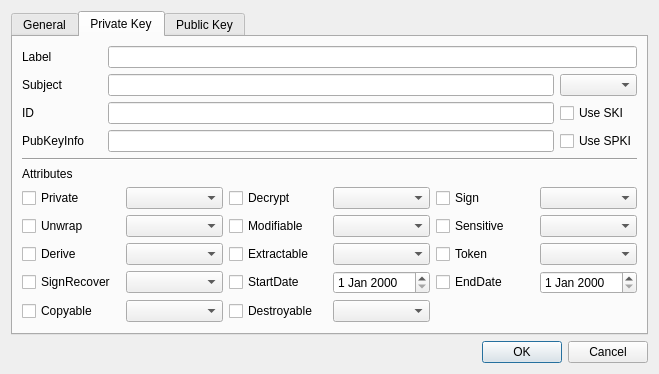
First picture: the form in CryptokiMan/import_pri_key_dlg.ui, repository jykim74/CryptokiMan, before the edit.
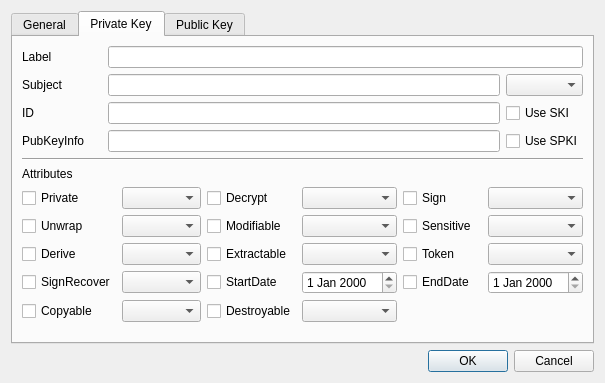
Second picture: the form after the edit. The open tabs and pages were chosen to show the change.

The edit to the form file:
```diff
--- a/CryptokiMan/import_pri_key_dlg.ui
+++ b/CryptokiMan/import_pri_key_dlg.ui
@@ -6,8 +6,8 @@
    <rect>
     <x>0</x>
     <y>0</y>
-    <width>659</width>
-    <height>356</height>
+    <width>581</width>
+    <height>383</height>
    </rect>
   </property>
   <property name="windowTitle">
```
Left out of the diff: 2 changed lines with no effect on the pictures.
